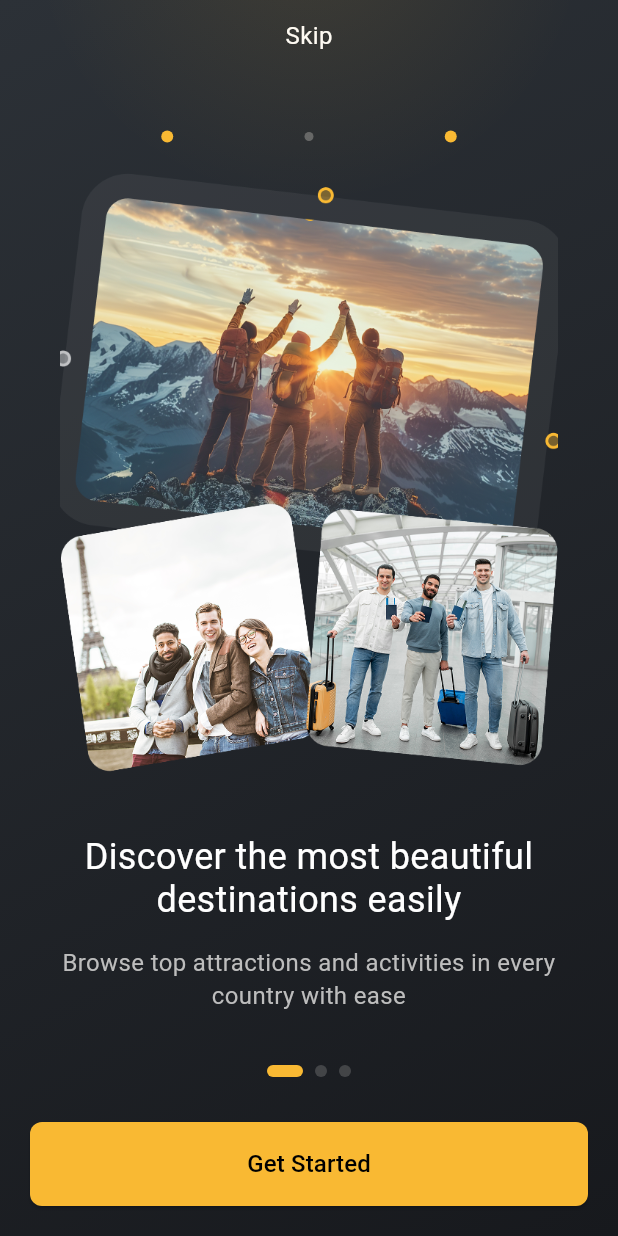
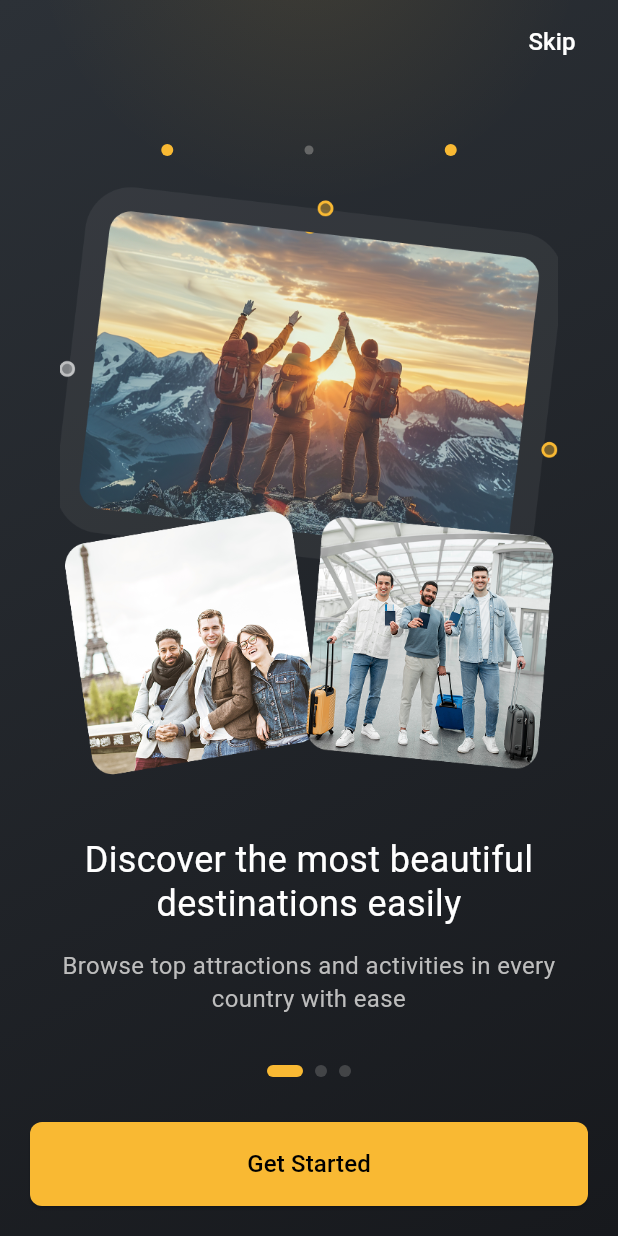
Before and after one commit to KholoudEltaib/Listys_App, a Flutter app: the screen it shows after launch, on a phone screen of 412 x 824 dp. Run offline on Flutter 3.47's test engine with Material 3 defaults, Android fonts, the phone set to English and light mode, and no system bars; our stand-ins replace bloc, cached_network_image, dartz, dio, email_validator, equatable and 16 more.

Commit message:
remove ipad supporting and fix onboarding screeen ui issue

```diff
--- a/lib/features/splash/onboarding.dart
+++ b/lib/features/splash/onboarding.dart
@@ -1,7 +1,6 @@
 import 'package:flutter/material.dart';
 import 'package:listys_app/core/localization/app_localizations.dart';
 import 'package:listys_app/core/utils/storage_helper.dart';
-import 'package:listys_app/core/routes/app_routes.dart';
 import 'package:listys_app/features/sining/login_screen.dart';
 
 class OnboardingScreen extends StatefulWidget {
@@ -17,10 +16,8 @@ class _OnboardingScreenState extends State<OnboardingScreen> {
 
   Future<void> _completeOnboarding() async {
     try {
-    // Attempt to save the state
       await StorageHelper.setOnboardingCompleted(true);
     } catch (e) {
-    // Log the error if it fails, but don't stop the navigation!
       debugPrint('Failed to save onboarding state: $e');
     }
 
@@ -37,6 +34,7 @@ Future<void> _completeOnboarding() async {
   @override
   Widget build(BuildContext context) {
     final loc = AppLocalizations.of(context)!;
+    final isRTL = Directionality.of(context) == TextDirection.rtl;
 
     final List<OnboardingData> onboardingData = [
       OnboardingData(
@@ -61,18 +59,26 @@ Future<void> _completeOnboarding() async {
       body: SafeArea(
         child: Column(
           children: [
-            GestureDetector(
-              behavior: HitTestBehavior.opaque,
-              onTap: () {
+            // Skip Button using TextButton for guaranteed responsiveness
+            Align(
+              alignment: isRTL ? Alignment.centerLeft : Alignment.centerRight,
+              child: Padding(
+                padding: const EdgeInsets.symmetric(horizontal: 12, vertical: 4),
+                child: _currentPage != 0
+                    ? const SizedBox.shrink()
+                    : TextButton(
+                        onPressed: () {
                           _completeOnboarding();
                         },
-              child: Container(
-                padding: const EdgeInsets.symmetric(horizontal: 16, vertical: 12),
+                        style: TextButton.styleFrom(
+                          foregroundColor: Colors.white,
+                        ),
                         child: Text(
                           loc.skip,
                           style: const TextStyle(
                             color: Colors.white,
                             fontSize: 16,
+                          ),
                         ),
                       ),
               ),
@@ -183,7 +189,6 @@ Future<void> _completeOnboarding() async {
                             child: ElevatedButton(
                               onPressed: () {
                                 if (_currentPage == onboardingData.length - 1) {
-                                  // ✅ Complete onboarding and navigate to login
                                   _completeOnboarding();
                                 } else {
                                   _pageController.nextPage(
@@ -226,11 +231,11 @@ class OnboardingPage extends StatelessWidget {
   final int totalPages;
 
   const OnboardingPage({
-    Key? key,
+    super.key,
     required this.data,
     required this.currentPage,
     required this.totalPages,
-  }) : super(key: key);
+  });
 
   @override
   Widget build(BuildContext context) {
@@ -239,7 +244,6 @@ class OnboardingPage extends StatelessWidget {
       child: Column(
         children: [
           const SizedBox(height: 40),
-          // Decorative dots for first page only
           if (currentPage == 0) ...[
             Row(
               mainAxisAlignment: MainAxisAlignment.spaceEvenly,
@@ -272,7 +276,6 @@ class OnboardingPage extends StatelessWidget {
             ),
             const SizedBox(height: 20),
           ],
-          // Image section - Single large image for all pages
           Expanded(
             flex: 3,
             child: Container(
@@ -288,7 +291,6 @@ class OnboardingPage extends StatelessWidget {
             ),
           ),
           const SizedBox(height: 40),
-          // Text content
           Expanded(
             flex: 1,
             child: Column(
--- a/pubspec.yaml
+++ b/pubspec.yaml
@@ -17,7 +17,7 @@ publish_to: 'none' # Remove this line if you wish to publish to pub.dev
 # In Windows, build-name is used as the major, minor, and patch parts
 # of the product and file versions while build-number is used as the build suffix.
 # version: 1.0.0+9
-version: 1.0.0+11
+version: 1.0.0+12
 
 environment:
   sdk: '>=3.0.0 <4.0.0'
```
Also changed, not shown: 2 other files. Lines whose indentation alone changed are shown as unchanged.
